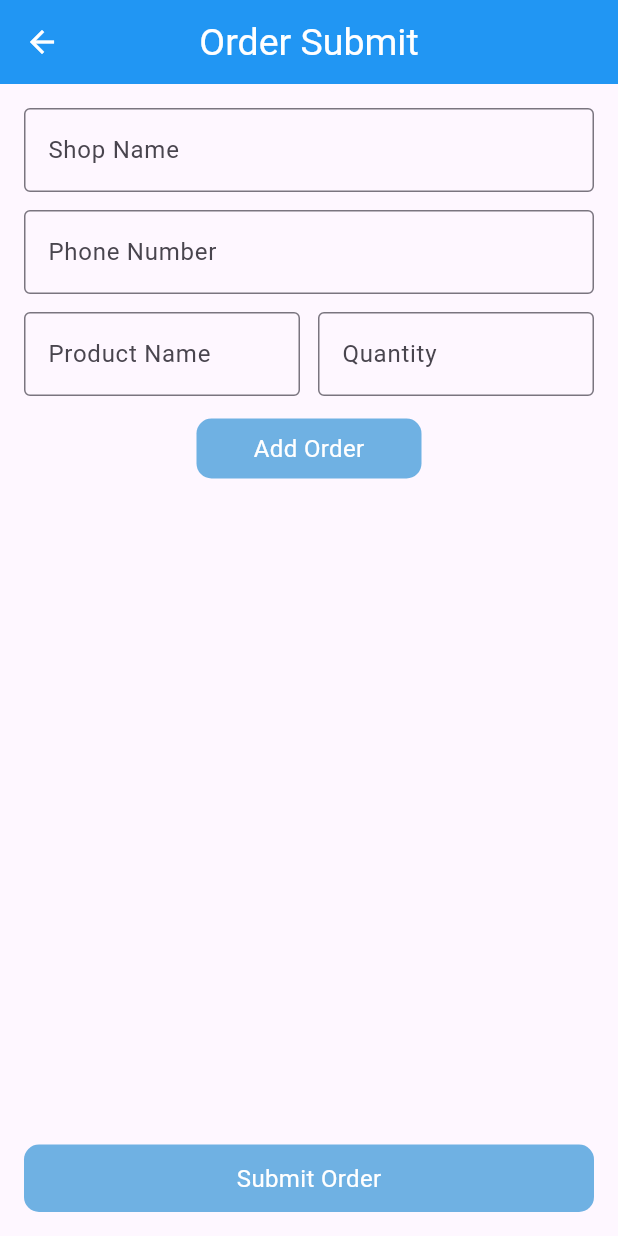
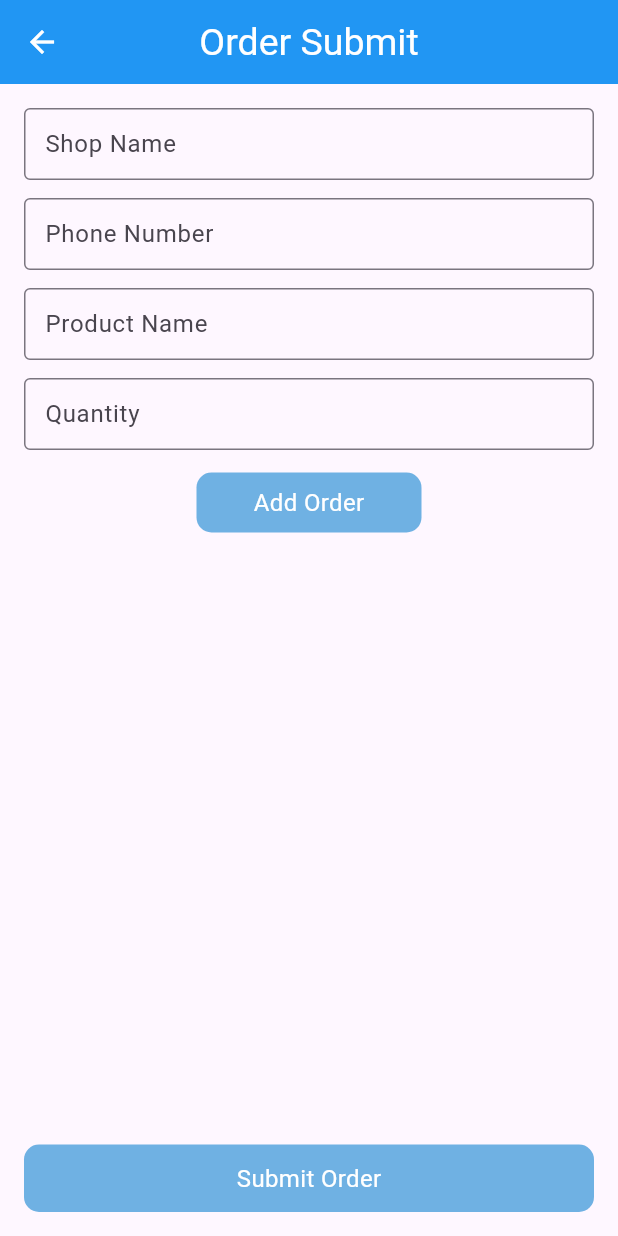
Before and after one commit to Sohag-84/Flutter-Assignment, a Flutter app: the screen it shows after launch, after a tap on "Submit Order", on a phone screen of 412 x 824 dp. Run offline on Flutter 3.47's test engine with Material 3 defaults, Android fonts, the phone set to English and light mode, and no system bars; our stand-ins replace geolocator, get, google_maps_flutter, permission_handler; missing offline and left inert: flutter_barcode_scanner.

```diff
--- a/lib/views/home_screen.dart
+++ b/lib/views/home_screen.dart
@@ -2,6 +2,7 @@
 
 import 'package:flutter/material.dart';
 import 'package:flutter_task/controllers/qr_code_controller.dart';
+import 'package:flutter_task/views/google_map/screens/geo_punch_submit_screen.dart';
 import 'package:flutter_task/views/product/order_screen.dart';
 import 'package:flutter_task/widgets/custom_appbar.dart';
 import 'package:flutter_task/widgets/custom_button.dart';
@@ -28,7 +29,11 @@ class HomeScreen extends StatelessWidget {
                 btnName: "Scan Qr Code",
               ),
               SizedBox(height: 20),
-              customButton(onTap: () {}, btnName: "Geo Punch Submit"),
+              customButton(
+                  onTap: () {
+                    Get.to(() => GeoPunchSubmitScreen());
+                  },
+                  btnName: "Geo Punch Submit"),
               SizedBox(height: 20),
               customButton(
                 onTap: () {
--- a/lib/views/product/order_screen.dart
+++ b/lib/views/product/order_screen.dart
@@ -33,6 +33,7 @@ class ProductOrderScreen extends StatelessWidget {
               validator: orderController.shopNameValidator,
               decoration: InputDecoration(
                 labelText: 'Shop Name',
+                contentPadding: EdgeInsets.fromLTRB(10, 2, 10, 2),
                 border: OutlineInputBorder(),
               ),
             ),
@@ -44,37 +45,32 @@ class ProductOrderScreen extends StatelessWidget {
               keyboardType: TextInputType.phone,
               decoration: InputDecoration(
                 labelText: 'Phone Number',
+                contentPadding: EdgeInsets.fromLTRB(10, 2, 10, 2),
                 border: OutlineInputBorder(),
               ),
             ),
             SizedBox(height: 12.0),
-            Row(
-              children: [
-                Expanded(
-                  child: TextFormField(
+            TextFormField(
               controller: orderController.itemNameController,
               key: orderController.itemNameFormKey,
               validator: orderController.itemNameValidator,
               decoration: InputDecoration(
                 labelText: 'Product Name',
+                contentPadding: EdgeInsets.fromLTRB(10, 2, 10, 2),
                 border: OutlineInputBorder(),
               ),
             ),
-                ),
-                SizedBox(width: 12.0),
-                Expanded(
-                  child: TextFormField(
+            SizedBox(height: 12.0),
+            TextFormField(
               controller: orderController.quantityController,
               key: orderController.quantityFormKey,
               validator: orderController.quantityValidator,
               keyboardType: TextInputType.number,
               decoration: InputDecoration(
                 labelText: 'Quantity',
+                contentPadding: EdgeInsets.fromLTRB(10, 2, 10, 2),
                 border: OutlineInputBorder(),
               ),
-                  ),
-                ),
-              ],
             ),
             SizedBox(height: 15.0),
             SizedBox(
--- a/pubspec.yaml
+++ b/pubspec.yaml
@@ -27,6 +27,11 @@ dependencies:
   cupertino_icons: ^1.0.2
   get: ^4.6.6
   flutter_barcode_scanner: ^2.0.0
+  http: ^1.1.0
+  google_maps_flutter: ^2.5.0
+  location: ^5.0.3
+  geolocator: ^10.1.0
+  permission_handler: ^11.0.0
 
 
 dev_dependencies:
```
Also changed, not shown: lib/views/google_map/screens/geo_punch_submit_screen.dart (added, +111 -0 lines), lib/views/google_map/services/lucation_punch_services.dart (added, +36 -0 lines), pubspec.lock, 4 other files. Lines whose indentation alone changed are shown as unchanged.
